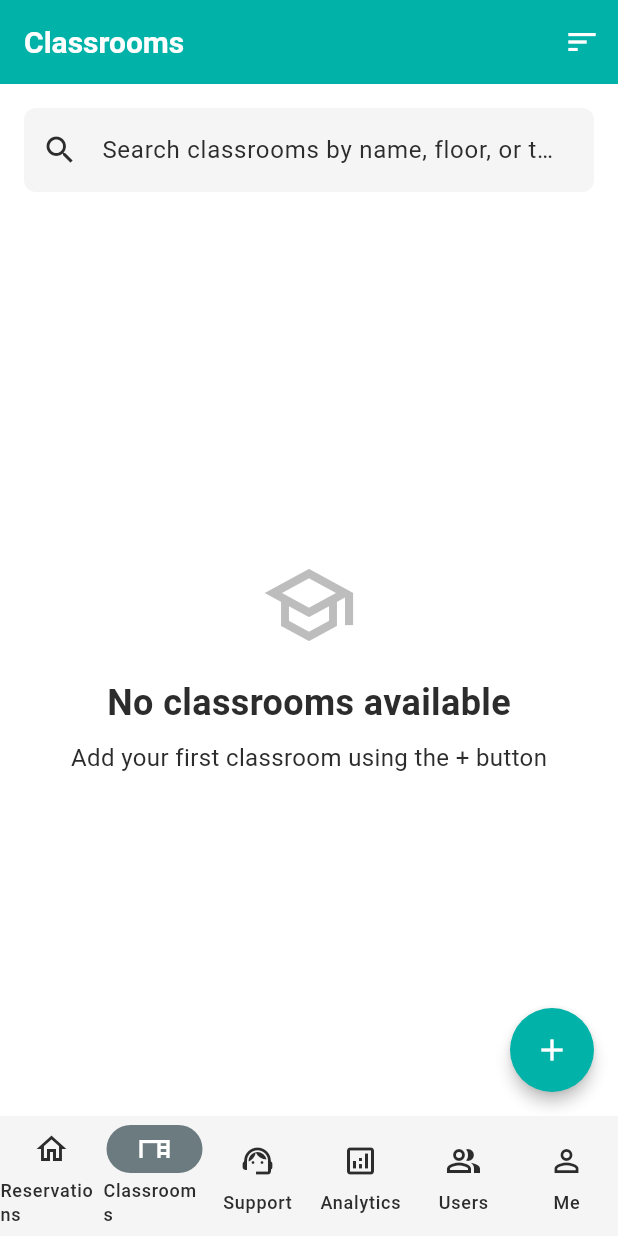
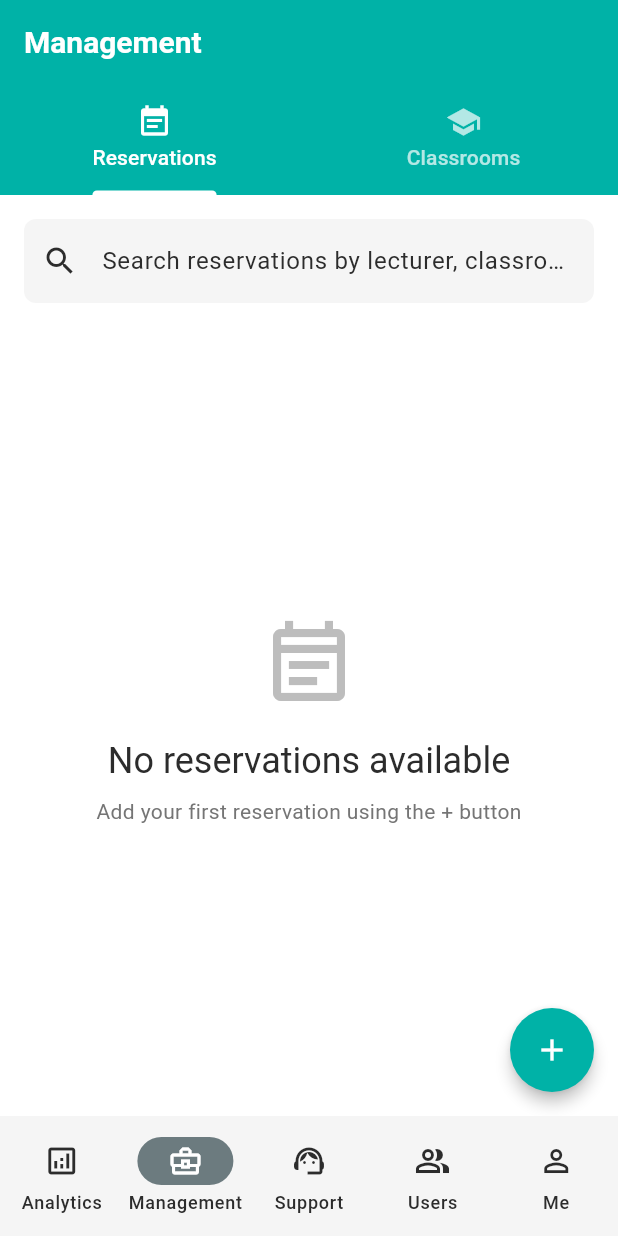
Before and after one commit to Alexchamara/APIIT-CMS, a Flutter app: the screen it shows once a user with an empty profile is signed in, swiped to page 2, on a phone screen of 412 x 824 dp. Run offline on Flutter 3.47's test engine with Material 3 defaults, Android fonts, the light colour scheme and no system bars; our stand-ins replace cloud_firestore, cloud_functions, equatable, firebase_auth, firebase_core, flutter_bloc; accounts and stored records are empty.

Commit message:
analytics

```diff
--- a/lib/features/analytics/presentation/screens/analytics_screen.dart
+++ b/lib/features/analytics/presentation/screens/analytics_screen.dart
@@ -121,6 +121,7 @@
                       child: TabBar(
                         controller: _tabController,
                         labelColor: AppTheme.primary,
+                        dividerColor: Colors.transparent,
                         unselectedLabelColor: AppTheme.textSecondary,
                         indicatorColor: AppTheme.primary,
                         tabs: const [
--- a/lib/features/class/presentation/screens/classes_screen.dart
+++ b/lib/features/class/presentation/screens/classes_screen.dart
@@ -11,7 +11,9 @@
 import 'package:flutter/material.dart';
 
 class ClassroomsScreen extends StatefulWidget {
-  const ClassroomsScreen({super.key});
+  final bool showAppBar;
+
+  const ClassroomsScreen({super.key, this.showAppBar = true});
 
   @override
   State<ClassroomsScreen> createState() => _ClassroomsScreenState();
@@ -303,7 +305,7 @@
   Widget build(BuildContext context) {
     return Scaffold(
       key: _scaffoldKey,
-      appBar: AppBarStyles.primary(
+      appBar: widget.showAppBar ? AppBarStyles.primary(
         title: 'Classrooms',
         showBackButton: false,
         actions: [
@@ -331,7 +333,7 @@
             ],
           ),
         ],
-      ),
+      ) : null,
       endDrawer: ClassroomFilterDrawer(
         filterOptions: _filterOptions,
         allClassrooms: _allClassrooms,
--- /dev/null
+++ b/lib/features/management/presentation/screens/management_screen.dart
@@ -0,0 +1,119 @@
+import 'package:apiit_cms/features/auth/data/auth_repository.dart';
+import 'package:apiit_cms/features/auth/domain/models/user_model.dart';
+import 'package:apiit_cms/features/class/presentation/screens/classes_screen.dart';
+import 'package:apiit_cms/features/reservations/presentation/screens/reservations_screen.dart';
+import 'package:apiit_cms/shared/theme.dart';
+import 'package:flutter/material.dart';
+
+class ManagementScreen extends StatefulWidget {
+  const ManagementScreen({super.key});
+
+  @override
+  State<ManagementScreen> createState() => _ManagementScreenState();
+}
+
+class _ManagementScreenState extends State<ManagementScreen> with SingleTickerProviderStateMixin {
+  late TabController _tabController;
+  UserModel? _currentUser;
+  bool _isLoading = true;
+
+  @override
+  void initState() {
+    super.initState();
+    _tabController = TabController(length: 2, vsync: this);
+    _loadCurrentUser();
+  }
+
+  Future<void> _loadCurrentUser() async {
+    _currentUser = await AuthRepository.getCurrentUserModel();
+    setState(() {
+      _isLoading = false;
+    });
+  }
+
+  bool get _isAdmin => _currentUser?.userType == UserType.admin;
+
+  @override
+  void dispose() {
+    _tabController.dispose();
+    super.dispose();
+  }
+
+  @override
+  Widget build(BuildContext context) {
+    if (_isLoading) {
+      return const Scaffold(
+        body: Center(child: CircularProgressIndicator()),
+      );
+    }
+
+    // Only show management screen for admins
+    if (!_isAdmin) {
+      return const Scaffold(
+        body: Center(
+          child: Column(
+            mainAxisAlignment: MainAxisAlignment.center,
+            children: [
+              Icon(
+                Icons.admin_panel_settings_outlined,
+                size: 64,
+                color: Colors.grey,
+              ),
+              SizedBox(height: 16),
+              Text(
+                'Access Denied',
+                style: TextStyle(
+                  fontSize: 24,
+                  fontWeight: FontWeight.bold,
+                  color: Colors.grey,
+                ),
+              ),
+              SizedBox(height: 8),
+              Text(
+                'This section is only available for administrators',
+                style: TextStyle(
+                  fontSize: 16,
+                  color: Colors.grey,
+                ),
+                textAlign: TextAlign.center,
+              ),
+            ],
+          ),
+        ),
+      );
+    }
+
+    return Scaffold(
+      appBar: AppBar(
+        title: const Text('Management'),
+        backgroundColor: AppTheme.primary,
+        foregroundColor: AppTheme.white,
+        elevation: 0,
+        bottom: TabBar(
+          dividerColor: Colors.transparent,
+          controller: _tabController,
+          tabs: const [
+            Tab(
+              icon: Icon(Icons.event_note),
+              text: 'Reservations',
+            ),
+            Tab(
+              icon: Icon(Icons.school),
+              text: 'Classrooms',
+            ),
+          ],
+          indicatorColor: AppTheme.white,
+          labelColor: AppTheme.white,
+          unselectedLabelColor: AppTheme.white.withOpacity(0.7),
+        ),
+      ),
+      body: TabBarView(
+        controller: _tabController,
+        children: const [
+          ReservationsScreen(showAppBar: false),
+          ClassroomsScreen(showAppBar: false),
+        ],
+      ),
+    );
+  }
+}
--- a/lib/features/reservations/presentation/screens/reservations_screen.dart
+++ b/lib/features/reservations/presentation/screens/reservations_screen.dart
@@ -8,7 +8,9 @@
 import 'package:flutter/material.dart';
 
 class ReservationsScreen extends StatefulWidget {
-  const ReservationsScreen({super.key});
+  final bool showAppBar;
+
+  const ReservationsScreen({super.key, this.showAppBar = true});
 
   @override
   State<ReservationsScreen> createState() => _ReservationsScreenState();
@@ -150,12 +152,12 @@
   @override
   Widget build(BuildContext context) {
     return Scaffold(
-      appBar: AppBar(
+      appBar: widget.showAppBar ? AppBar(
         title: const Text('Reservations'),
         backgroundColor: AppTheme.primary,
         foregroundColor: AppTheme.white,
         elevation: 0,
-      ),
+      ) : null,
       body: Column(
         children: [
           // Search Bar
--- a/lib/shared/widgets/main_navigation.dart
+++ b/lib/shared/widgets/main_navigation.dart
@@ -2,6 +2,7 @@
 import 'package:apiit_cms/features/auth/domain/models/user_model.dart';
 import 'package:apiit_cms/features/class/presentation/screens/classes_screen.dart';
 import 'package:apiit_cms/features/reservations/presentation/screens/reservations_screen.dart';
+import 'package:apiit_cms/features/management/presentation/screens/management_screen.dart';
 import 'package:apiit_cms/features/support/presentation/screens/support_tickets_screen.dart';
 import 'package:apiit_cms/features/profile/presentation/screens/profile_screen.dart';
 import 'package:apiit_cms/features/users/presentation/screens/user_management_screen.dart';
@@ -39,10 +40,9 @@
   List<Widget> get _pages {
     if (_isAdmin) {
       return [
-        const ReservationsScreen(),
-        const ClassroomsScreen(),
+        const AnalyticsScreen(),
+        const ManagementScreen(),
         const SupportTicketsScreen(),
-        const AnalyticsScreen(),
         const UserManagementScreen(),
         const ProfileScreen(),
       ];
@@ -57,41 +57,49 @@
   }
 
   List<NavigationDestination> get _destinations {
-    final baseDestinations = [
-      const NavigationDestination(
-        icon: Icon(Icons.home_outlined),
-        label: 'Reservations',
-      ),
-      const NavigationDestination(icon: Icon(Icons.desk), label: 'Classrooms'),
-      const NavigationDestination(
-        icon: Icon(Icons.support_agent_outlined),
-        label: 'Support',
-      ),
-    ];
-
     if (_isAdmin) {
-      baseDestinations.add(
+      return [
         const NavigationDestination(
           icon: Icon(Icons.analytics_outlined),
           label: 'Analytics',
         ),
-      );
-      baseDestinations.add(
+        const NavigationDestination(
+          icon: Icon(Icons.business_center_outlined),
+          label: 'Management',
+        ),
+        const NavigationDestination(
+          icon: Icon(Icons.support_agent_outlined),
+          label: 'Support',
+        ),
         const NavigationDestination(
           icon: Icon(Icons.people_alt_outlined),
           label: 'Users',
         ),
-      );
+        const NavigationDestination(
+          icon: Icon(Icons.person_outline),
+          label: 'Me',
+        ),
+      ];
+    } else {
+      return [
+        const NavigationDestination(
+          icon: Icon(Icons.home_outlined),
+          label: 'Reservations',
+        ),
+        const NavigationDestination(
+          icon: Icon(Icons.desk),
+          label: 'Classrooms',
+        ),
+        const NavigationDestination(
+          icon: Icon(Icons.support_agent_outlined),
+          label: 'Support',
+        ),
+        const NavigationDestination(
+          icon: Icon(Icons.person_outline),
+          label: 'Me',
+        ),
+      ];
     }
-
-    baseDestinations.add(
-      const NavigationDestination(
-        icon: Icon(Icons.person_outline),
-        label: 'Me',
-      ),
-    );
-
-    return baseDestinations;
   }
 
   @override
```
Also changed, not shown: lib/features/dashboard/presentation/screens/dashboard_screen.dart (added), lib/features/dashboard/presentation/widgets/analytics_tab.dart (added), lib/features/dashboard/presentation/widgets/audit_trail_tab.dart (added).
